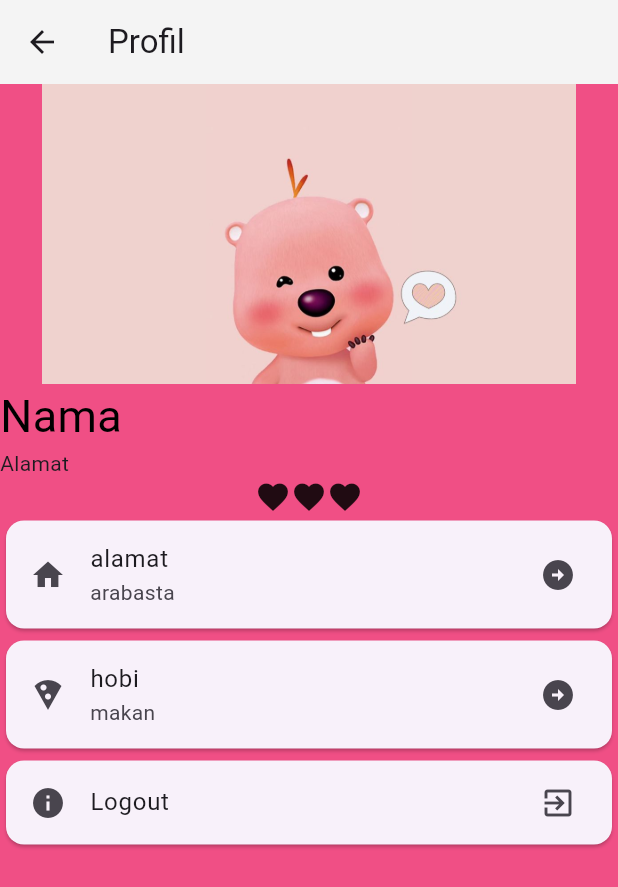
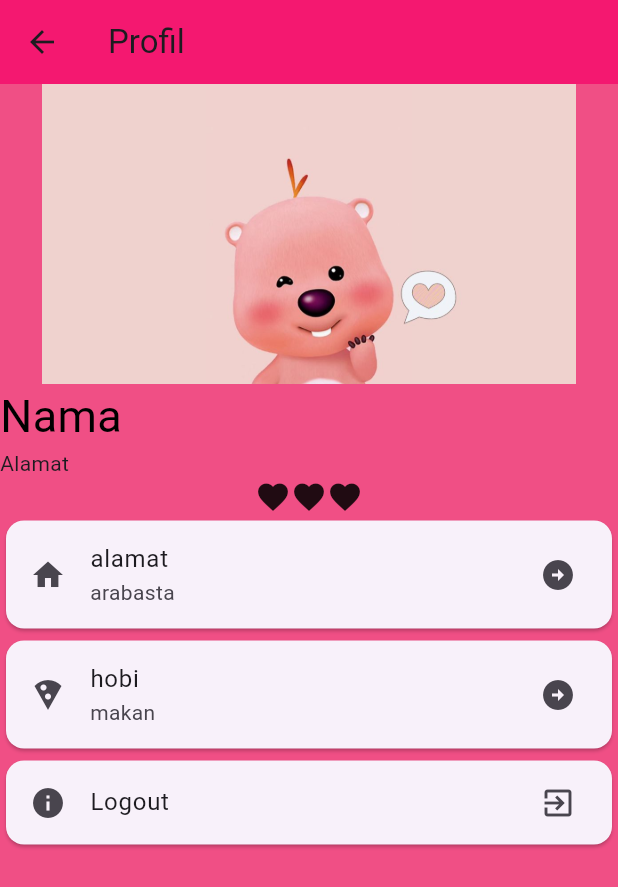
Before and after one commit to niakhairul/profil_screen, a Flutter app: the screen it shows after launch, after a tap on "Halaman Profil", on a phone screen of 412 x 824 dp. Shown: the top 887 px of the screen. Run offline on Flutter 3.47's test engine with Material 3 defaults, Android fonts, the light colour scheme and no system bars.

Commit message:
ubah warna

```diff
--- a/lib/main.dart
+++ b/lib/main.dart
@@ -10,8 +10,8 @@ void main() {
 class MyApp extends StatelessWidget {
   const MyApp({super.key});
 
-
-  Widget build(BuildContext context) {
+@override
+Widget build(BuildContext context) {
     return MaterialApp(
       title: 'Flutter Demo',
       theme: ThemeData(
--- a/lib/profil_screen.dart
+++ b/lib/profil_screen.dart
@@ -7,7 +7,7 @@ class ProfilScreen extends StatelessWidget {
   Widget build(BuildContext context) {
     return Scaffold(
       backgroundColor: const Color.fromARGB(255, 240, 79, 133),
-      appBar: AppBar(backgroundColor: const Color.fromARGB(255, 244, 244, 244),
+      appBar: AppBar(backgroundColor: const Color.fromARGB(255, 244, 24, 112),
       title: Text("Profil"),
       ),
       body: Center(
```
